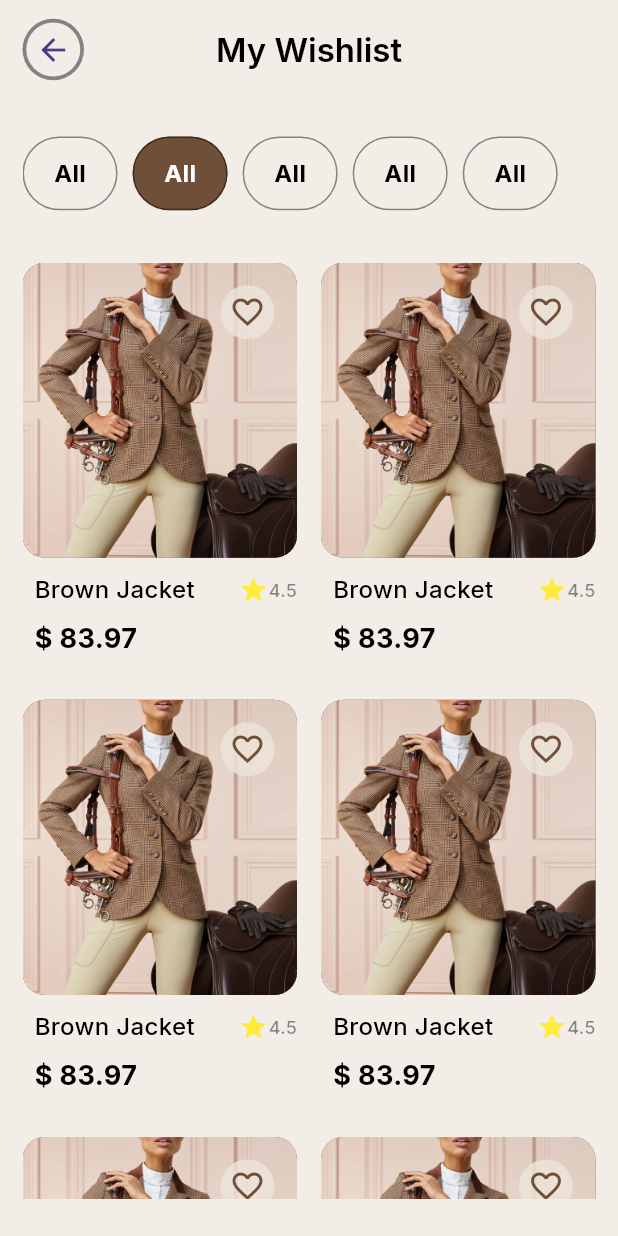
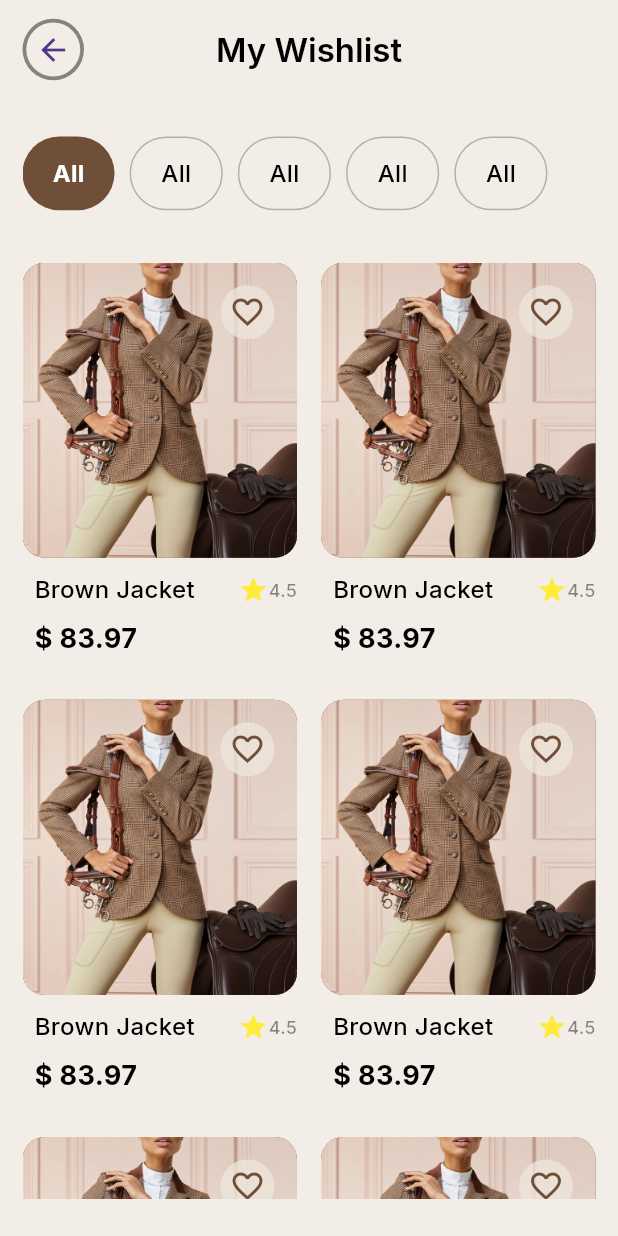
Before and after one commit to Rukn-it/e-commerce-app, a Flutter app: the screen it shows after launch, on a phone screen of 412 x 824 dp. Run offline on Flutter 3.47's test engine with Material 3 defaults, Android fonts, the light colour scheme and no system bars; our stand-ins replace dio, shared_preferences.

Commit message:
make heart icon on-off and lettile editing in design

```diff
--- a/lib/features/wish_list/presentation/widgets/product_show_sction.dart
+++ b/lib/features/wish_list/presentation/widgets/product_show_sction.dart
@@ -34,7 +34,9 @@ const  ProductShowSection({
         itemCount: 8,
         itemBuilder: (BuildContext context, int index) {
 
-          return ProductTile(screenHeight: screenHeight, screenWeidth: screenWeidth);
+          return
+          ProductTile(screenHeight: screenHeight, screenWeidth: screenWeidth);
+
         },
       ),
     );
--- a/lib/features/wish_list/presentation/widgets/product_tile.dart
+++ b/lib/features/wish_list/presentation/widgets/product_tile.dart
@@ -5,7 +5,7 @@ import '../../../../core/constants/text_styles.dart';
 import '../../../../core/core.dart';
 
 
-class ProductTile extends StatelessWidget {
+class ProductTile extends StatefulWidget {
   const ProductTile({
     super.key,
     required this.screenHeight,
@@ -16,9 +16,15 @@ class ProductTile extends StatelessWidget {
   final double screenWeidth;
 
   @override
+  State<ProductTile> createState() => _ProductTileState();
+}
+
+class _ProductTileState extends State<ProductTile> {
+  bool isFavorited = false;
+  @override
   Widget build(BuildContext context) {
     return SizedBox(
-      height: screenHeight * 0.2,
+      height: widget.screenHeight * 0.2,
       child: Column(
         crossAxisAlignment: CrossAxisAlignment.start,
         children: [
@@ -26,7 +32,7 @@ class ProductTile extends StatelessWidget {
             flex: 5,
             child: Container(
               padding:const EdgeInsets.all(15),
-              width:screenWeidth ,
+              width:widget.screenWeidth ,
               decoration: BoxDecoration(
                 borderRadius: BorderRadius.circular(15),
                 color: primaryColor,
@@ -38,10 +44,19 @@ class ProductTile extends StatelessWidget {
               child: Column(
                 crossAxisAlignment: CrossAxisAlignment.end,
                 children: [
-                  CircleAvatar(
-                    radius: 18,
-                    backgroundColor: secondColor.withOpacity(0.8),
-                    child:const Icon(Icons.favorite_border, color: primaryColor,),
+                  InkWell(
+                    onTap: () {
+                            setState(() {
+                              isFavorited = !isFavorited;
+                            });
+                          },
+                    child: CircleAvatar(
+                      radius: 18,
+                      backgroundColor: secondColor.withOpacity(0.8),
+                      child: Icon(
+                        isFavorited ? Icons.favorite : Icons.favorite_border,
+                        color: primaryColor,),
+                    ),
                   )
                 ],
               ),
--- a/lib/view layer/components/categoreis_sction.dart
+++ b/lib/view layer/components/categoreis_sction.dart
@@ -13,7 +13,7 @@ class CategoriesSction extends StatefulWidget {
 }
 
 class _CategoriesSctionState extends State<CategoriesSction> {
-    int _selectedIndex = 1;
+    int _selectedIndex = 0;
 
   @override
   Widget build(BuildContext context) {
@@ -36,25 +36,30 @@ class _CategoriesSctionState extends State<CategoriesSction> {
                         child: Container(
                           margin: const EdgeInsets.only(
                               top: 10, bottom: 15, right: 10),
-                          padding:const EdgeInsets.only(left: 20, right: 20,top: 10, bottom: 10),
+                          padding:const EdgeInsets.only(left: 20, right: 20,top: 5, bottom: 5),
 
                           decoration: BoxDecoration(
                             color: _selectedIndex == index
                                 ? primaryColor
                                 : scaffoldColor.withOpacity(0.5),
                             borderRadius: BorderRadius.circular(25),
-                            border: Border.all(color:Colors.black45 )
+                            border:_selectedIndex != index? Border.all(color:Colors.black26 ):null
                           ),
                           child: Center(
                             child:
                             //TO-DO:put category name from API here
                             Text("All",
-                            style:TextStyles.largeBold
+                            style:_selectedIndex == index?
+                            TextStyles.largeBold
                             .copyWith(
-                             color:  _selectedIndex == index
-                             ?Colors.white
-                             :Colors.black
+                             color:Colors.white
+
+                             )
+                             :TextStyles.largeMedium
+                            .copyWith(
+                             color:Colors.black
                              ),
+
                             softWrap: true,
                             textAlign: TextAlign.center,
                             ),
```
